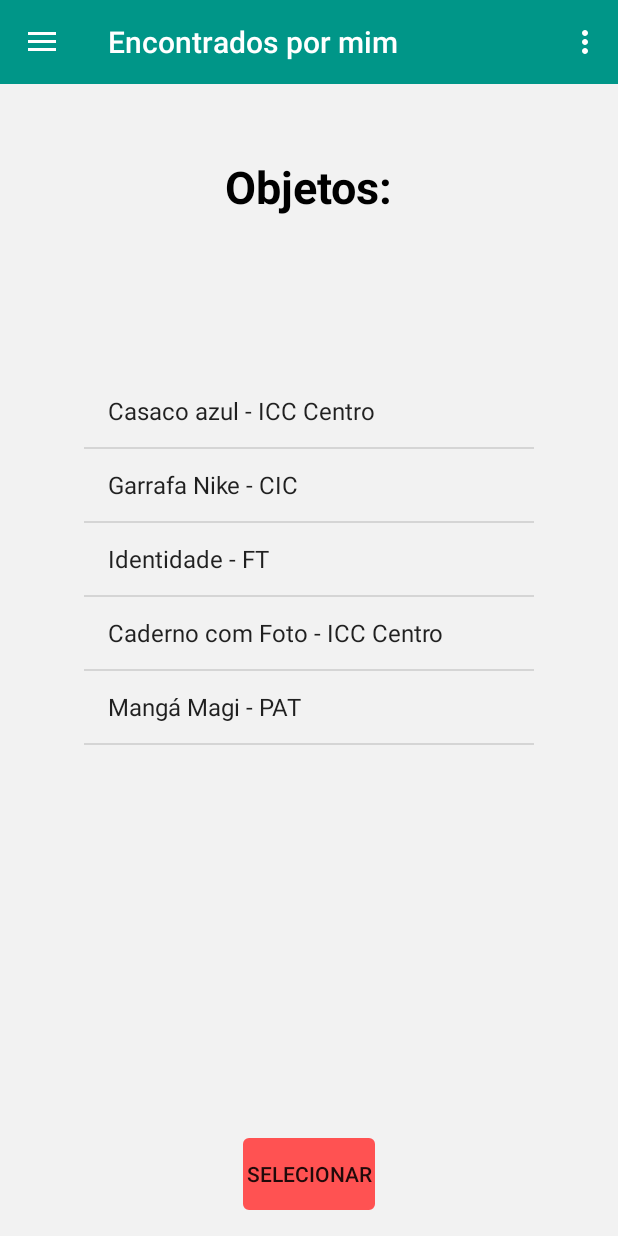
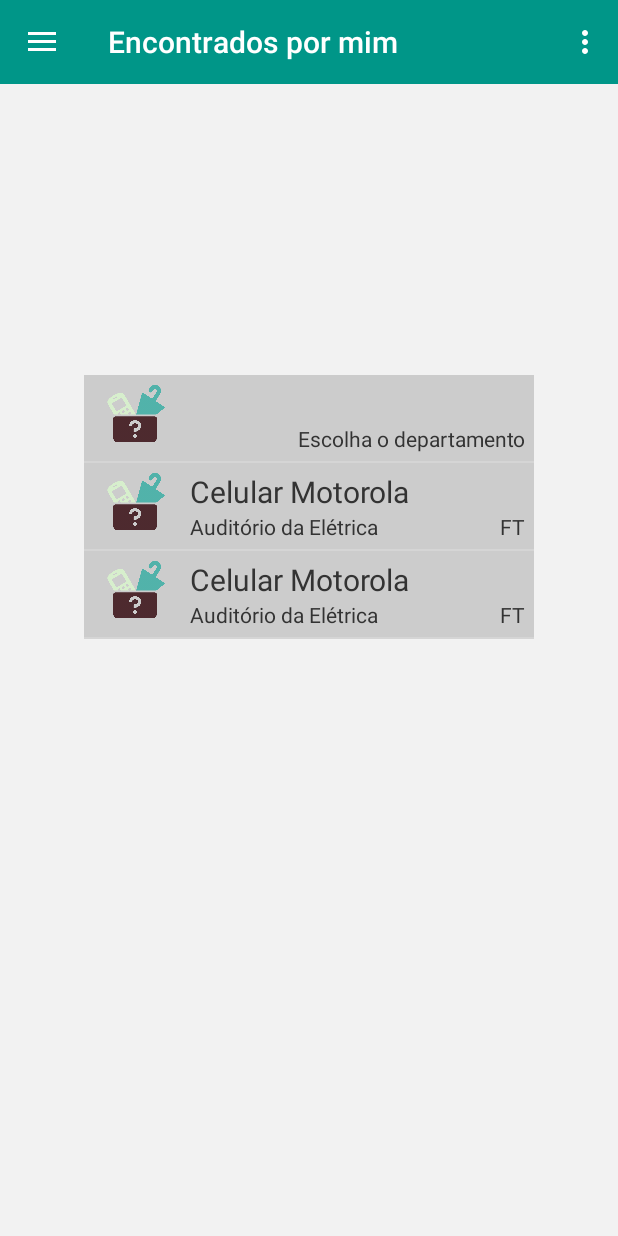
Before and after one commit to EdgarFabiano/Achados-e-Perdidos-UnB, an Android app: the fragment EncontreiFragment placed in its activity, in the side drawer, after a tap on "Encontrados por mim", on a phone screen of 412 x 824 dp. Run offline under Robolectric (Android 15) with nearby library versions, the phone set to English and light mode, and no system bars.

Commit message:
Ajustes para apresentação

```diff
--- a/app/src/main/java/com/example/edgar/achadoseperdidosunb/Fragments/EncontradosFragment.java
+++ b/app/src/main/java/com/example/edgar/achadoseperdidosunb/Fragments/EncontradosFragment.java
@@ -1,31 +1,31 @@
 package com.example.edgar.achadoseperdidosunb.Fragments;
 
-import android.support.v4.app.Fragment;
 import android.os.Bundle;
-import android.support.v7.widget.LinearLayoutManager;
-import android.support.v7.widget.RecyclerView;
+import android.support.v4.app.ListFragment;
 import android.view.LayoutInflater;
 import android.view.View;
 import android.view.ViewGroup;
-import android.widget.HeaderViewListAdapter;
-import android.widget.ListAdapter;
-import android.widget.ListView;
 
+import com.example.edgar.achadoseperdidosunb.ListaAdapter;
 import com.example.edgar.achadoseperdidosunb.MainActivity;
-import com.example.edgar.achadoseperdidosunb.ObjetoAdapter;
+import com.example.edgar.achadoseperdidosunb.ObjetoInfo;
 import com.example.edgar.achadoseperdidosunb.R;
+
+import java.util.ArrayList;
+import java.util.List;
 
 /**
  * Created by edgar on 02/11/2016.
  */
 
-public class EncontradosFragment extends Fragment {
-    ListView listView;
+public class EncontradosFragment extends ListFragment {
 
     @Override
     public View onCreateView(LayoutInflater inflater, ViewGroup container, Bundle savedInstanceState) {
         View view = inflater.inflate(R.layout.fragment_encontrados, container, false);
-        listView = (ListView) view.findViewById(R.id.list_view);
+
+
+        setListAdapter(new ListaAdapter(getActivity().getApplicationContext(), MainActivity.minhas));
 
 
         //Inflate the layout for this fragment
--- a/app/src/main/java/com/example/edgar/achadoseperdidosunb/Fragments/EncontreiFragment.java
+++ b/app/src/main/java/com/example/edgar/achadoseperdidosunb/Fragments/EncontreiFragment.java
@@ -3,6 +3,9 @@
 import android.app.ProgressDialog;
 import android.support.v4.app.Fragment;
 import android.os.Bundle;
+import android.os.Handler;
+import android.os.Message;
+import android.support.v4.app.FragmentManager;
 import android.view.LayoutInflater;
 import android.view.View;
 import android.view.ViewGroup;
@@ -20,6 +23,7 @@
 
 public class EncontreiFragment extends Fragment {
     TextView title, local, desc;
+    ProgressDialog progressDialog;
     Spinner dept;
     Button cadastrar;
 
@@ -41,14 +45,25 @@
                         , dept.getSelectedItem().toString()
                         , local.getText().toString());
 
-                MainActivity.lista.add(0,objeto);
-                MainActivity.minhas.add(0,objeto);
+                MainActivity.lista.add(0, objeto);
+                MainActivity.minhas.add(0, objeto);
 
-                ProgressDialog progressDialog = new ProgressDialog(getActivity());
-                progressDialog.setTitle("Aguarde");
-                progressDialog.setProgress(2);
-                progressDialog.show();
+                Fragment fragment = null;
+                Class fragmentClass = EncontradosFragment.class;
+
+                try {
+                    fragment = (Fragment) fragmentClass.newInstance();
+                } catch (Exception e) {
+                    e.printStackTrace();
+                }
+
+                // Insert the fragment by replacing any existing fragment
+                FragmentManager fragmentManager = getActivity().getSupportFragmentManager();
+                fragmentManager.beginTransaction().replace(R.id.flContent, fragment).commit();
+
+
             }
+
         });
 
         //Inflate the layout for this fragment
--- /dev/null
+++ b/app/src/main/java/com/example/edgar/achadoseperdidosunb/ListaAdapter.java
@@ -0,0 +1,71 @@
+package com.example.edgar.achadoseperdidosunb;
+
+import android.content.Context;
+import android.view.LayoutInflater;
+import android.view.View;
+import android.view.ViewGroup;
+import android.widget.BaseAdapter;
+import android.widget.TextView;
+
+import com.example.edgar.achadoseperdidosunb.Fragments.EncontradosFragment;
+
+import java.util.List;
+
+/**
+ * Created by edgar on 10/11/2016.
+ */
+
+public class ListaAdapter extends BaseAdapter {
+    private Context context;
+    private List<ObjetoInfo> objetoList;
+
+    public ListaAdapter(Context context, List<ObjetoInfo> statelist){
+        this.context = context;
+        this.objetoList = statelist;
+    }
+
+    @Override
+    public int getCount() {
+        return objetoList.size();
+    }
+
+    @Override
+    public Object getItem(int position) {
+        return objetoList.get(position);
+    }
+
+    @Override
+    public long getItemId(int position) {
+        return position;
+    }
+
+    @Override
+    public View getView(int position, View convertView, ViewGroup parent) {
+        // Recupera o estado da posição atual
+        ObjetoInfo objeto = objetoList.get(position);
+
+        // Cria uma instância do layout XML para os objetos correspondentes
+        // na View
+        LayoutInflater inflater = (LayoutInflater)
+                context.getSystemService(Context.LAYOUT_INFLATER_SERVICE);
+        View view = inflater.inflate(R.layout.listview_objects, null);
+
+        // Estado - Abreviação
+        TextView textState = (TextView)view.findViewById(R.id.textState);
+        textState.setText(objeto.getmNome());
+
+        // Capital
+        TextView textCapital = (TextView)view.findViewById(R.id.textCapital);
+        textCapital.setText(objeto.getmLocal());
+
+        // Área
+        TextView textArea = (TextView)view.findViewById(R.id.textArea);
+        textArea.setText(String.valueOf(objeto.getmDept()));
+
+        // Bandeira
+//        ImageView img = (ImageView)view.findViewById(R.id.imageState);
+//        img.setImageResource(objeto.getBanner());
+
+        return view;
+    }
+}
--- a/app/src/main/java/com/example/edgar/achadoseperdidosunb/LoginActivity.java
+++ b/app/src/main/java/com/example/edgar/achadoseperdidosunb/LoginActivity.java
@@ -98,7 +98,7 @@
             loginButton.setOnClickListener(new View.OnClickListener() {
                 @Override
                 public void onClick(View v) {
-                    Intent intent = new Intent(getApplicationContext(), MainActivity.class);
+                    Intent intent = new Intent(getApplicationContext(), TutorialActivity.class);
                     intent.addFlags(Intent.FLAG_ACTIVITY_CLEAR_TOP);
                     startActivity(intent);
 
@@ -109,7 +109,7 @@
     }
 
     public void login(View view){
-        Intent intent = new Intent(getApplicationContext(), MainActivity.class);
+        Intent intent = new Intent(getApplicationContext(), TutorialActivity.class);
         intent.addFlags(Intent.FLAG_ACTIVITY_CLEAR_TOP);
         startActivity(intent);
     }
--- a/app/src/main/java/com/example/edgar/achadoseperdidosunb/MainActivity.java
+++ b/app/src/main/java/com/example/edgar/achadoseperdidosunb/MainActivity.java
@@ -30,10 +30,13 @@
 import java.util.ArrayList;
 import java.util.List;
 
+import static android.R.attr.fragment;
+
 public class MainActivity extends AppCompatActivity {
     private NavigationView navigationView;
     public static List<ObjetoInfo> lista = new ArrayList<>();
     public static List<ObjetoInfo> minhas = new ArrayList<>();
+
 
     public void onBackPressed() {
         DrawerLayout drawer = (DrawerLayout) findViewById(R.id.drawer_layout);
@@ -47,6 +50,7 @@
     protected void onCreate(@Nullable Bundle savedInstanceState) {
         super.onCreate(savedInstanceState);
         setContentView(R.layout.activity_main);
+        minhas.add(new ObjetoInfo("Celular Motorola","Cor branca", "FT", "Auditório da Elétrica"));
         lista.add(new ObjetoInfo("Celular Motorola","Cor branca", "FT", "Auditório da Elétrica"));
         lista.add(new ObjetoInfo("Notebook Lenovo", "Cor cinza", "CIC", "Sala de reuniões 1"));
         lista.add(new ObjetoInfo("Guarda-chuva", "Verde", "PAT", "PAT BT-45"));
@@ -124,11 +128,11 @@
                 } /*else if (id == R.id.nav_departamentos) {
                     fragmentClass = DepartamentosFragment.class;
 
-                }*/else if (id == R.id.nav_share) {
+                }else if (id == R.id.nav_share) {
 
                 } else if (id == R.id.nav_send) {
 
-                } else if (id == R.id.nav_logout) {
+                }*/ else if (id == R.id.nav_logout) {
                     Intent intent = new Intent(getApplicationContext(), LoginActivity.class);
                     intent.addFlags(Intent.FLAG_ACTIVITY_CLEAR_TOP);
                     startActivity(intent);
@@ -136,6 +140,15 @@
 
                 }
 
+                setFragment(fragmentClass, item);
+
+                return true;
+            }
+        });
+    }
+
+    public void setFragment(Class fragmentClass, MenuItem item){
+        Fragment fragment = new HomeFragment();
         try {
             fragment = (Fragment) fragmentClass.newInstance();
         } catch (Exception e) {
@@ -152,10 +165,6 @@
         // Close the navigation drawer
         DrawerLayout drawer = (DrawerLayout) findViewById(R.id.drawer_layout);
         drawer.closeDrawer(GravityCompat.START);
-
-                return true;
-            }
-        });
     }
 
     public void clique(View view){
--- a/app/src/main/res/layout/fragment_encontrados.xml
+++ b/app/src/main/res/layout/fragment_encontrados.xml
@@ -11,35 +11,12 @@
     tools:context=".MainActivity">
 
 
-    <TextView
-        android:layout_width="wrap_content"
-        android:layout_height="wrap_content"
-        android:text="Objetos:"
-        android:textStyle="bold"
-        android:textColor="@color/black"
-        android:textSize="30sp"
-        android:layout_marginTop="48dp"
-        android:layout_alignParentTop="true"
-        android:layout_centerHorizontal="true"
-        android:id="@+id/textView5" />
-
-    <ListView
+    <ListView android:id="@android:id/list"
         android:layout_width="300dp"
         android:layout_height="380dp"
-        android:id="@+id/list_view"
         android:entries="@array/objetos_view"
         android:layout_centerVertical="true"
         android:layout_centerHorizontal="true" />
 
-    <Button
-        android:text="Selecionar"
-        android:layout_width="wrap_content"
-        android:layout_height="wrap_content"
-        android:id="@+id/button2"
-        android:background="@drawable/mybutton"
-        android:layout_marginBottom="17dp"
-        android:layout_alignParentBottom="true"
-        android:layout_centerHorizontal="true" />
-
 
 </RelativeLayout>
--- a/app/src/main/res/layout/fragment_encontrei.xml
+++ b/app/src/main/res/layout/fragment_encontrei.xml
@@ -7,11 +7,21 @@
     android:layout_height="match_parent"
     android:background="@color/light_gray"
     android:orientation="vertical"
-    android:padding="12dp"
     android:id="@+id/dept"
     app:layout_behavior="@string/appbar_scrolling_view_behavior"
     tools:context=".MainActivity">
 
+    <ScrollView
+        android:layout_width="match_parent"
+        android:layout_height="match_parent"
+        android:layout_centerVertical="true"
+        android:layout_centerHorizontal="true">
+
+        <LinearLayout
+            android:layout_width="match_parent"
+            android:layout_height="match_parent"
+            android:orientation="vertical"
+            android:padding="12dp">
             <TextView
                 android:layout_width="wrap_content"
                 android:layout_height="wrap_content"
@@ -40,7 +50,7 @@
                 android:layout_marginTop="10dp" />
 
             <TextView
-        android:text="Prédio:"
+                android:text="Departamento:"
                 android:textStyle="bold"
                 android:textColor="@color/black"
                 android:textSize="15sp"
@@ -98,6 +108,8 @@
                 android:background="@drawable/mybutton"
                 android:layout_marginTop="10dp"
                 android:id="@+id/button_ok_registro" />
+        </LinearLayout>
+    </ScrollView>
 
 
 </LinearLayout>
--- /dev/null
+++ b/app/src/main/res/layout/listview_objects.xml
@@ -0,0 +1,51 @@
+<?xml version="1.0" encoding="utf-8"?>
+<RelativeLayout
+    xmlns:android="http://schemas.android.com/apk/res/android"
+    android:layout_width="fill_parent"
+    android:layout_height="wrap_content"
+    android:padding="5dp"
+    android:background="#cccccc"
+    >
+
+    <ImageView
+        android:id="@+id/imageState"
+        android:layout_width="60dp"
+        android:src="@drawable/lost"
+        android:layout_height="42dp"
+
+
+        />
+
+    <TextView
+        android:id="@+id/textState"
+        android:layout_width="fill_parent"
+        android:layout_height="wrap_content"
+        android:layout_toRightOf="@+id/imageState"
+        android:layout_alignTop="@+id/imageState"
+        android:text="São Paulo - SP"
+        android:textSize="20sp"
+        android:textColor="#333333"
+        android:paddingLeft="5dp"
+        />
+
+    <TextView
+        android:id="@+id/textCapital"
+        android:layout_width="wrap_content"
+        android:layout_height="wrap_content"
+        android:layout_below="@+id/textState"
+        android:layout_toRightOf="@+id/imageState"
+        android:text="São Paulo"
+        android:textColor="#333333"
+        android:paddingLeft="5dp"
+        />
+
+    <TextView
+        android:id="@+id/textArea"
+        android:layout_width="wrap_content"
+        android:layout_height="wrap_content"
+        android:layout_below="@+id/textState"
+        android:layout_alignParentRight="true"
+        android:text="100000"
+        android:textColor="#333333"
+        />
+</RelativeLayout>
--- a/app/src/main/res/menu/activity_main_drawer.xml
+++ b/app/src/main/res/menu/activity_main_drawer.xml
@@ -29,7 +29,7 @@
         </menu>
     </item>
 
-    <item android:title="Comunicação">
+   <!-- <item android:title="Comunicação">
         <menu>
             <item
                 android:id="@+id/nav_share"
@@ -40,7 +40,7 @@
                 android:icon="@drawable/ic_menu_send"
                 android:title="Enviar" />
         </menu>
-    </item>
+    </item>]-->
 
     <item android:title="Perfil">
         <menu>
--- a/app/src/main/res/values/strings.xml
+++ b/app/src/main/res/values/strings.xml
@@ -14,9 +14,11 @@
     <string-array name="locais_spinner">
         <item>Escolha o departamento</item>
         <item>CIC</item>
-        <item>ICC Sul</item>
-        <item>ICC Norte</item>
-        <item>ICC Centro</item>
+        <item>FD</item>
+        <item>IDA</item>
+        <item>FS</item>
+        <item>FEF</item>
+        <item>LET</item>
         <item>FT</item>
     </string-array>
 
```
Lines whose indentation alone changed are shown as unchanged.
